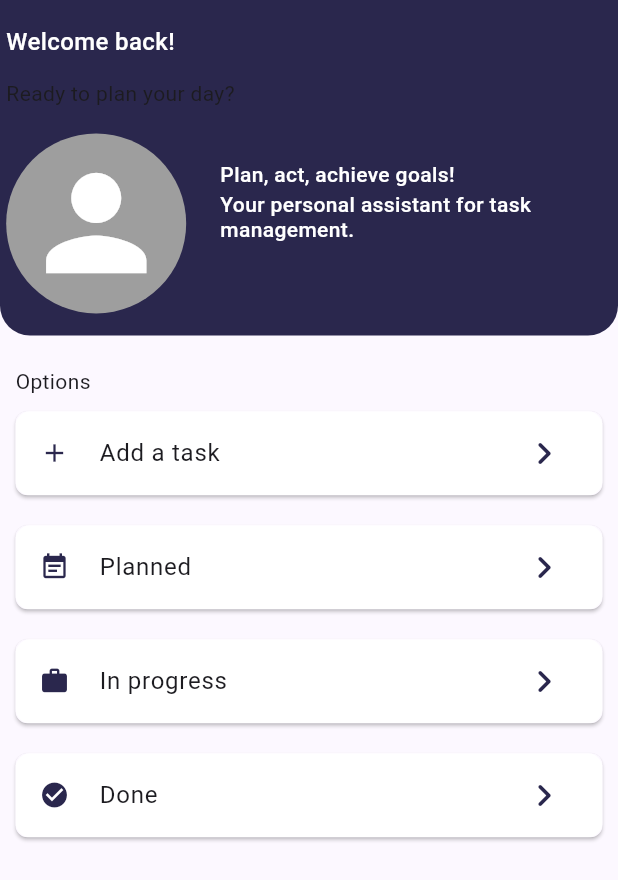
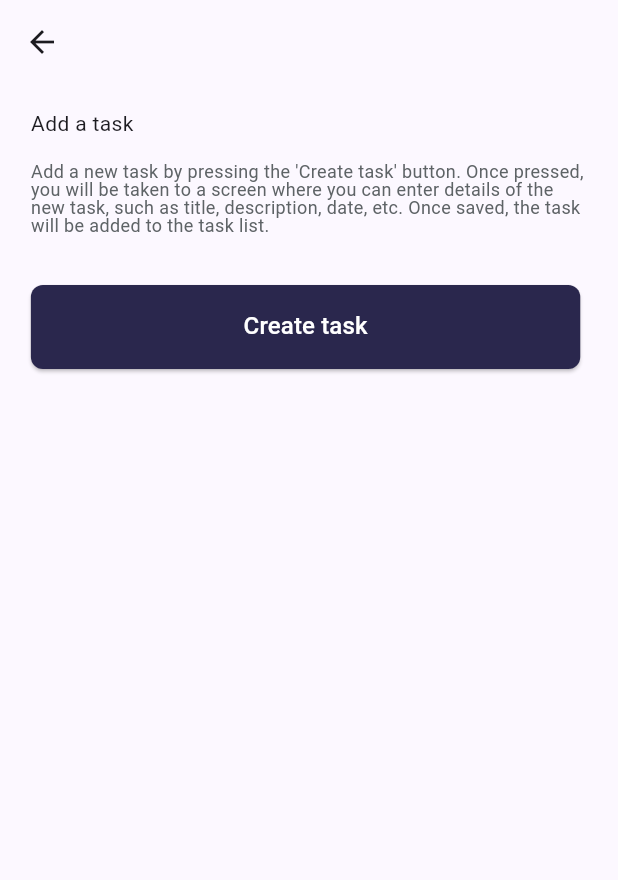
Before and after one commit to eryklorenc/task_manager, a Flutter app: the screen it shows after launch, after a tap on "Add a task", on a phone screen of 412 x 824 dp. Shown: the top 880 px of the screen. Run offline on Flutter 3.47's test engine with Material 3 defaults, Android fonts, the phone set to English and light mode, and no system bars; our stand-ins replace firebase_core, get_it, injectable; accounts and stored records are empty; statements that could not run were skipped.

Commit message:
Add task page

```diff
--- a/lib/app/core/theme/app_text_theme_extension.dart
+++ b/lib/app/core/theme/app_text_theme_extension.dart
@@ -13,6 +13,7 @@ class AppTextThemeExtension extends ThemeExtension<AppTextThemeExtension> {
     required this.body2,
     required this.body3,
     required this.body4,
+    required this.body5,
   });
 
   final TextStyle display0;
@@ -26,6 +27,8 @@ class AppTextThemeExtension extends ThemeExtension<AppTextThemeExtension> {
   final TextStyle body3;
 
   final TextStyle body4;
+
+  final TextStyle body5;
 
   factory AppTextThemeExtension.initialize() => AppTextThemeExtension(
         display0: const TextStyle(
@@ -70,6 +73,12 @@ class AppTextThemeExtension extends ThemeExtension<AppTextThemeExtension> {
           fontWeight: FontWeight.w500,
           height: 1.0,
         ),
+        body5: const TextStyle(
+            color: Color(0xFF5E6366),
+            fontSize: 12,
+            fontStyle: FontStyle.normal,
+            fontWeight: FontWeight.w400,
+            height: 1),
       );
 
   @override
@@ -80,6 +89,7 @@ class AppTextThemeExtension extends ThemeExtension<AppTextThemeExtension> {
     TextStyle? body2,
     TextStyle? body3,
     TextStyle? body4,
+    TextStyle? body5,
   }) {
     return AppTextThemeExtension(
       display0: display0 ?? this.display0,
@@ -88,6 +98,7 @@ class AppTextThemeExtension extends ThemeExtension<AppTextThemeExtension> {
       body2: body2 ?? this.body2,
       body3: body3 ?? this.body3,
       body4: body4 ?? this.body4,
+      body5: body5 ?? this.body5,
     );
   }
 
--- /dev/null
+++ b/lib/features/add_task/ui/add_task_page.dart
@@ -0,0 +1,75 @@
+import 'package:flutter/material.dart';
+import 'package:task_manager/app/core/theme/app_colors.dart';
+import 'package:task_manager/app/core/theme/app_text_theme_extension.dart';
+import 'package:task_manager/app/core/utils/screen_size.dart';
+import 'package:task_manager/generated/l10n.dart';
+
+class AddTaskPage extends StatefulWidget {
+  const AddTaskPage({super.key});
+
+  @override
+  State<AddTaskPage> createState() => _AddTaskPageState();
+}
+
+class _AddTaskPageState extends State<AddTaskPage> {
+  @override
+  Widget build(BuildContext context) {
+    return Scaffold(
+      appBar: AppBar(
+        leading: const BackButton(),
+      ),
+      body: Column(
+        crossAxisAlignment: CrossAxisAlignment.start,
+        children: [
+          _buildOptionsLabel(context),
+          Padding(
+            padding: const EdgeInsetsSS.only(top: 2, left: 5, right: 5),
+            child: Text(
+              S.of(context).description,
+              style: Theme.of(context).xTextTheme.body5,
+            ),
+          ),
+          Padding(
+            padding: const EdgeInsetsSS.only(top: 2, left: 5),
+            child: ContainerSS(
+              height: 6.81,
+              width: 88.89,
+              margin: const EdgeInsetsSS.only(top: 2),
+              child: ElevatedButton(
+                style: ElevatedButton.styleFrom(
+                  backgroundColor: AppColors.main,
+                  shape: RoundedRectangleBorder(
+                    borderRadius: BorderRadius.circular(8),
+                  ),
+                ),
+                child: Text(
+                  S.of(context).create,
+                  style: Theme.of(context).xTextTheme.display0,
+                ),
+                onPressed: () {
+                  Navigator.pop(context);
+                },
+              ),
+            ),
+          ),
+        ],
+      ),
+    );
+  }
+}
+
+Widget _buildRow({Widget? child}) {
+  return ContainerSS(
+    margin: const EdgeInsetsSS.only(top: 2, left: 5),
+    child: child,
+  );
+}
+
+Widget _buildOptionsLabel(BuildContext context) {
+  return _buildRow(
+    child: Text(
+      S.of(context).add_task,
+      style: Theme.of(context).xTextTheme.body1,
+    ),
+  );
+}
--- a/lib/features/home/ui/home_page.dart
+++ b/lib/features/home/ui/home_page.dart
@@ -2,6 +2,7 @@ import 'package:flutter/material.dart';
 import 'package:task_manager/app/core/theme/app_colors.dart';
 import 'package:task_manager/app/core/theme/app_text_theme_extension.dart';
 import 'package:task_manager/app/core/utils/screen_size.dart';
+import 'package:task_manager/features/add_task/ui/add_task_page.dart';
 import 'package:task_manager/features/home/widgets/settings_list.dart';
 import 'package:task_manager/features/home/widgets/top_widget.dart';
 import 'package:task_manager/generated/l10n.dart';
@@ -35,7 +36,18 @@ Widget buildUserScreen(BuildContext context) {
                 crossAxisAlignment: CrossAxisAlignment.start,
                 children: <Widget>[
                   _buildOptionsLabel(context),
-                  settingsList(icon: Icons.add, title: S.of(context).add_task, onTap: () {}, context: context),
+                  settingsList(
+                      icon: Icons.add,
+                      title: S.of(context).add_task,
+                      onTap: () {
+                        Navigator.push(
+                          context,
+                          MaterialPageRoute(
+                            builder: (context) => const AddTaskPage(),
+                          ),
+                        );
+                      },
+                      context: context),
                   settingsList(icon: Icons.event_note, title: S.of(context).planned, onTap: () {}, context: context),
                   settingsList(icon: Icons.work, title: S.of(context).in_progress, onTap: () {}, context: context),
                   settingsList(icon: Icons.check_circle, title: S.of(context).done, onTap: () {}, context: context),
--- a/lib/l10n/intl_en.arb
+++ b/lib/l10n/intl_en.arb
@@ -8,5 +8,7 @@
     "ready": "Ready to plan your day?",
     "options": "Options",
     "assistant": "Your personal assistant for task management.",
-    "action": "Plan, act, achieve goals!"
+    "action": "Plan, act, achieve goals!",
+    "create": "Create task",
+    "description": "Add a new task by pressing the 'Create task' button. Once pressed, you will be taken to a screen where you can enter details of the new task, such as title, description, date, etc. Once saved, the task will be added to the task list."
 }
```
Also changed, not shown: lib/generated/intl/messages_en.dart, lib/generated/l10n.dart.
